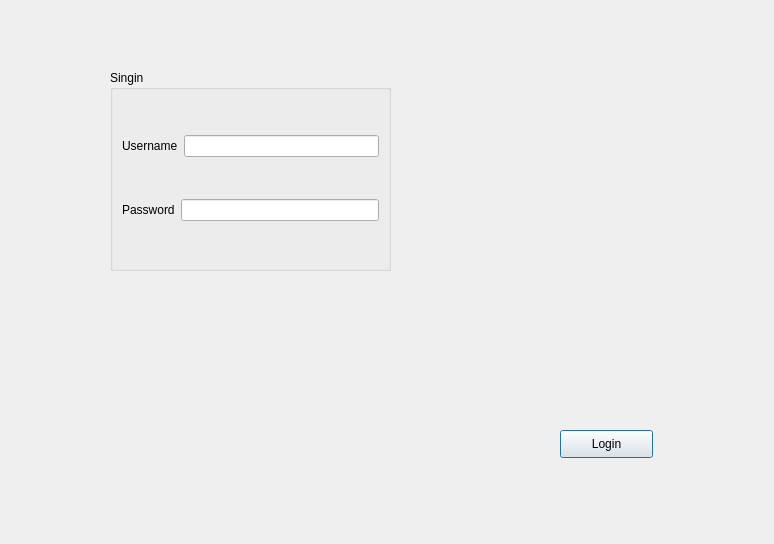
Qt form Graphics/PA-Graphics/login.ui (rareseanu/proiect-pa) before a commit.
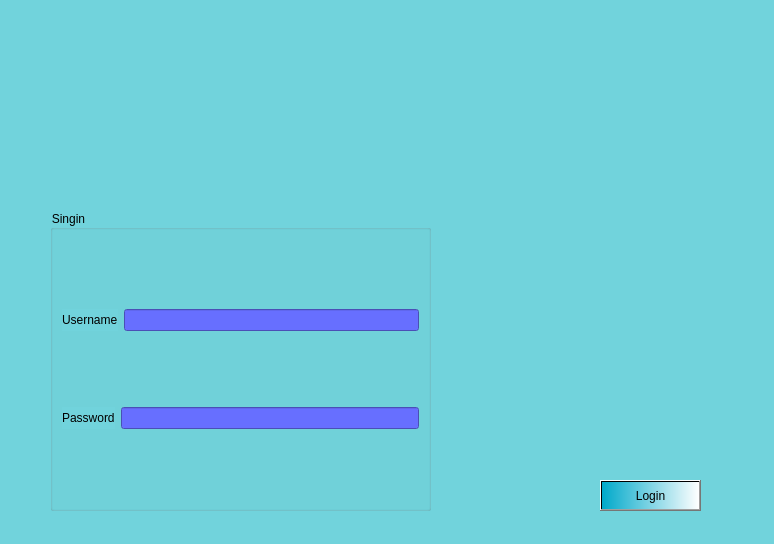
The same form after that commit. Icons and pictures are not drawn.

```diff
--- a/Graphics/PA-Graphics/login.ui
+++ b/Graphics/PA-Graphics/login.ui
@@ -13,13 +13,16 @@
   <property name="windowTitle">
    <string>Dialog</string>
   </property>
+  <property name="styleSheet">
+   <string notr="true">background-color:rgb(113, 211, 220);</string>
+  </property>
   <widget class="QGroupBox" name="groupBox">
    <property name="geometry">
     <rect>
-     <x>110</x>
-     <y>70</y>
-     <width>281</width>
-     <height>201</height>
+     <x>50</x>
+     <y>210</y>
+     <width>381</width>
+     <height>301</height>
     </rect>
    </property>
    <property name="title">
@@ -30,13 +33,20 @@
      <layout class="QHBoxLayout" name="horizontalLayout">
       <item>
        <widget class="QLabel" name="label">
+        <property name="styleSheet">
+         <string notr="true"/>
+        </property>
         <property name="text">
          <string>Username</string>
         </property>
        </widget>
       </item>
       <item>
-       <widget class="QLineEdit" name="lineEdit_usename"/>
+       <widget class="QLineEdit" name="lineEdit_usename">
+        <property name="styleSheet">
+         <string notr="true">background-color:rgb(103, 111, 255)</string>
+        </property>
+       </widget>
       </item>
      </layout>
     </item>
@@ -50,7 +60,14 @@
        </widget>
       </item>
       <item>
-       <widget class="QLineEdit" name="lineEdit_password"/>
+       <widget class="QLineEdit" name="lineEdit_password">
+        <property name="styleSheet">
+         <string notr="true">background-color:rgb(103, 111, 255)</string>
+        </property>
+        <property name="text">
+         <string/>
+        </property>
+       </widget>
       </item>
      </layout>
     </item>
@@ -59,16 +76,35 @@
   <widget class="QPushButton" name="pushButton_Login">
    <property name="geometry">
     <rect>
-     <x>560</x>
-     <y>430</y>
-     <width>93</width>
-     <height>28</height>
+     <x>600</x>
+     <y>480</y>
+     <width>101</width>
+     <height>31</height>
     </rect>
    </property>
+   <property name="styleSheet">
+    <string notr="true">background-color:qlineargradient(spread:pad, x1:0, y1:0, x2:1, y2:0, stop:0 rgba(0, 169, 202, 255), stop:1 rgba(255, 255, 255, 255));</string>
+   </property>
    <property name="text">
     <string>Login</string>
    </property>
   </widget>
+  <widget class="QLabel" name="label_3">
+   <property name="geometry">
+    <rect>
+     <x>90</x>
+     <y>10</y>
+     <width>311</width>
+     <height>171</height>
+    </rect>
+   </property>
+   <property name="text">
+    <string/>
+   </property>
+   <property name="pixmap">
+    <pixmap>C:/Users/User/Pictures/Saved Pictures/Project.jpg</pixmap>
+   </property>
+  </widget>
  </widget>
  <resources/>
  <connections/>
```
